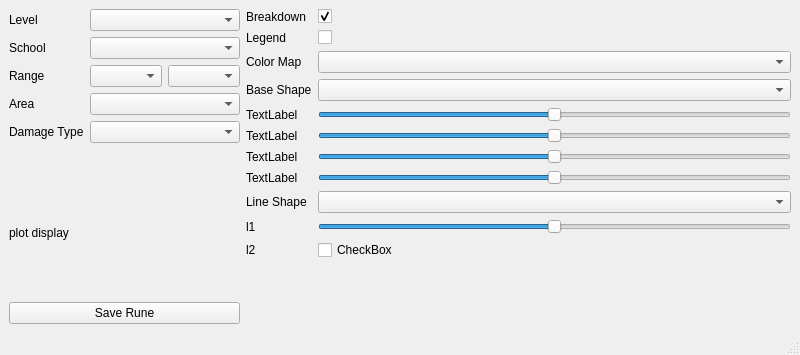
Duke-Archibald/SpellWritingGuideGui, file ui/MainWindow.ui: the form before one commit.
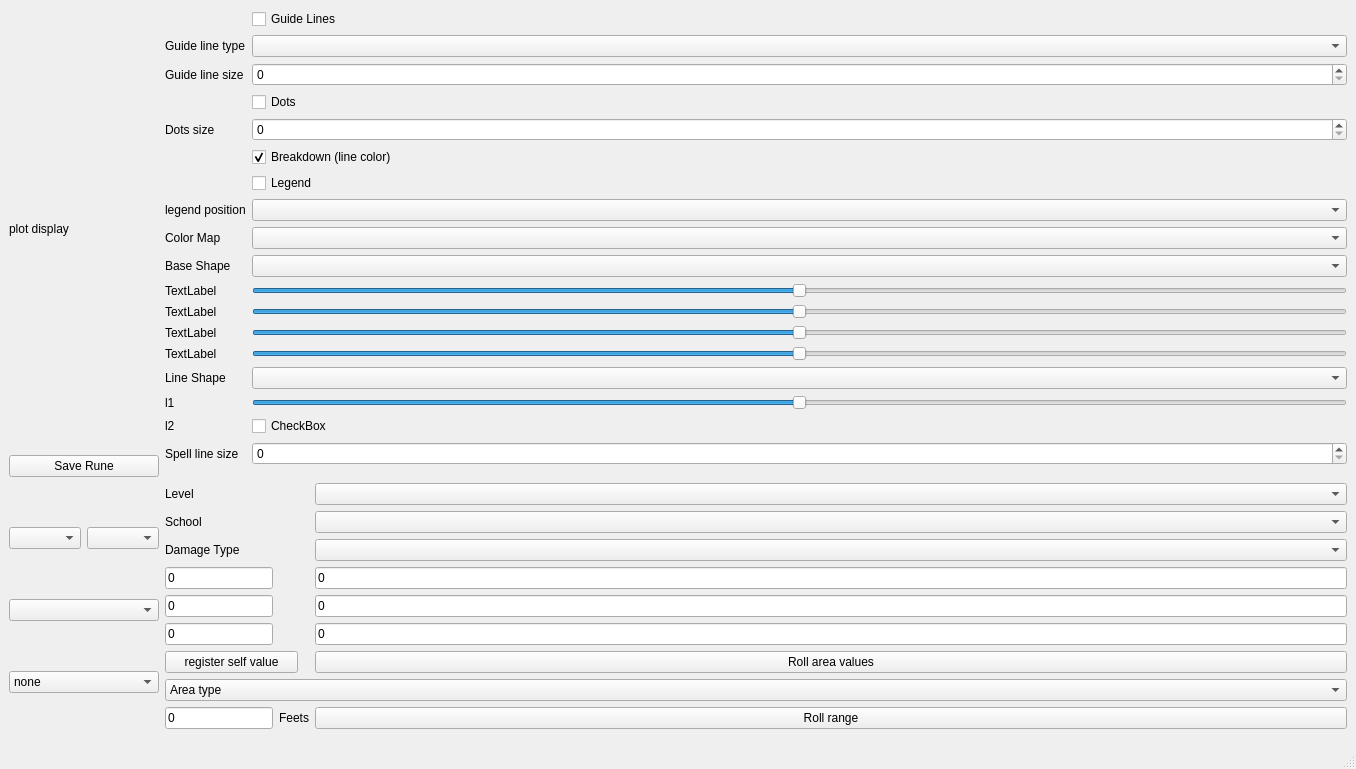
The form after the commit.

```diff
--- a/ui/MainWindow.ui
+++ b/ui/MainWindow.ui
@@ -6,8 +6,8 @@
    <rect>
     <x>0</x>
     <y>0</y>
-    <width>800</width>
-    <height>355</height>
+    <width>1356</width>
+    <height>769</height>
    </rect>
   </property>
   <property name="windowTitle">
@@ -16,219 +16,192 @@
   <widget class="QWidget" name="centralwidget">
    <layout class="QGridLayout" name="gridLayout">
     <item row="0" column="0">
-     <layout class="QFormLayout" name="formLayout">
-      <item row="0" column="0">
-       <widget class="QLabel" name="label">
+     <layout class="QVBoxLayout" name="vl_1">
+      <item>
+       <widget class="QLabel" name="label_9">
         <property name="text">
-         <string>Level</string>
+         <string>plot display</string>
         </property>
        </widget>
       </item>
-      <item row="0" column="1">
-       <widget class="QComboBox" name="cb_level"/>
-      </item>
-      <item row="1" column="0">
-       <widget class="QLabel" name="label_2">
+      <item>
+       <widget class="QPushButton" name="pb_create_rune">
         <property name="text">
-         <string>School</string>
-        </property>
-       </widget>
-      </item>
-      <item row="1" column="1">
-       <widget class="QComboBox" name="cb_school"/>
-      </item>
-      <item row="2" column="0">
-       <widget class="QLabel" name="label_3">
-        <property name="text">
-         <string>Range</string>
-        </property>
-       </widget>
-      </item>
-      <item row="2" column="1">
-       <layout class="QHBoxLayout" name="horizontalLayout">
-        <item>
-         <widget class="QComboBox" name="cb_range_distance"/>
-        </item>
-        <item>
-         <widget class="QComboBox" name="cb_range_form"/>
-        </item>
-       </layout>
-      </item>
-      <item row="3" column="0">
-       <widget class="QLabel" name="label_4">
-        <property name="text">
-         <string>Area</string>
-        </property>
-       </widget>
-      </item>
-      <item row="3" column="1">
-       <widget class="QComboBox" name="cb_area"/>
-      </item>
-      <item row="4" column="0">
-       <widget class="QLabel" name="label_5">
-        <property name="text">
-         <string>Damage Type</string>
-        </property>
-       </widget>
-      </item>
-      <item row="4" column="1">
-       <widget class="QComboBox" name="cb_dtype"/>
-      </item>
-      <item row="6" column="0">
-       <widget class="Line" name="line">
-        <property name="orientation">
-         <enum>Qt::Horizontal</enum>
+         <string>Save Rune</string>
         </property>
        </widget>
       </item>
      </layout>
     </item>
-    <item row="0" column="1" rowspan="2">
+    <item row="0" column="1">
      <layout class="QFormLayout" name="formLayout_2">
-      <item row="0" column="0">
+      <item row="0" column="1">
+       <widget class="QCheckBox" name="checkb_guide_line">
+        <property name="text">
+         <string>Guide Lines</string>
+        </property>
+       </widget>
+      </item>
+      <item row="1" column="0">
+       <widget class="QLabel" name="label_6">
+        <property name="text">
+         <string>Guide line type</string>
+        </property>
+       </widget>
+      </item>
+      <item row="1" column="1">
+       <widget class="QComboBox" name="cb_guide_line_type"/>
+      </item>
+      <item row="2" column="0">
+       <widget class="QLabel" name="label_12">
+        <property name="text">
+         <string>Guide line size</string>
+        </property>
+       </widget>
+      </item>
+      <item row="2" column="1">
+       <widget class="QSpinBox" name="sb_guide_line_size"/>
+      </item>
+      <item row="3" column="1">
+       <widget class="QCheckBox" name="checkb_dots">
+        <property name="text">
+         <string>Dots</string>
+        </property>
+       </widget>
+      </item>
+      <item row="4" column="0">
        <widget class="QLabel" name="label_7">
         <property name="text">
-         <string>Breakdown</string>
+         <string>Dots size</string>
         </property>
        </widget>
       </item>
-      <item row="0" column="1">
+      <item row="4" column="1">
+       <widget class="QSpinBox" name="sb_dots_size"/>
+      </item>
+      <item row="5" column="1">
        <widget class="QCheckBox" name="checkb_breakdown">
         <property name="text">
-         <string/>
+         <string>Breakdown (line color)</string>
         </property>
         <property name="checked">
          <bool>true</bool>
         </property>
        </widget>
       </item>
-      <item row="1" column="0">
-       <widget class="QLabel" name="label_6">
-        <property name="text">
-         <string>Legend</string>
-        </property>
-       </widget>
-      </item>
-      <item row="1" column="1">
+      <item row="6" column="1">
        <widget class="QCheckBox" name="checkb_legend">
         <property name="text">
-         <string/>
+         <string>Legend</string>
         </property>
        </widget>
       </item>
-      <item row="2" column="0">
+      <item row="8" column="0">
        <widget class="QLabel" name="label_8">
         <property name="text">
          <string>Color Map</string>
         </property>
        </widget>
       </item>
-      <item row="2" column="1">
+      <item row="8" column="1">
        <widget class="QComboBox" name="cb_colormaps"/>
       </item>
-      <item row="3" column="0">
+      <item row="9" column="0">
        <widget class="QLabel" name="label_10">
         <property name="text">
          <string>Base Shape</string>
         </property>
        </widget>
       </item>
-      <item row="3" column="1">
+      <item row="9" column="1">
        <widget class="QComboBox" name="cb_base_shape"/>
       </item>
-      <item row="4" column="0">
+      <item row="10" column="0">
        <widget class="QLabel" name="labelbase_1">
         <property name="text">
          <string>TextLabel</string>
         </property>
        </widget>
       </item>
-      <item row="5" column="0">
+      <item row="10" column="1">
+       <widget class="QSlider" name="hs_base_1">
+        <property name="minimum">
+         <number>-99</number>
+        </property>
+        <property name="orientation">
+         <enum>Qt::Horizontal</enum>
+        </property>
+       </widget>
+      </item>
+      <item row="11" column="0">
        <widget class="QLabel" name="labelbase_2">
         <property name="text">
          <string>TextLabel</string>
         </property>
        </widget>
       </item>
-      <item row="6" column="0">
+      <item row="11" column="1">
+       <widget class="QSlider" name="hs_base_2">
+        <property name="minimum">
+         <number>-99</number>
+        </property>
+        <property name="orientation">
+         <enum>Qt::Horizontal</enum>
+        </property>
+       </widget>
+      </item>
+      <item row="12" column="0">
        <widget class="QLabel" name="labelbase_3">
         <property name="text">
          <string>TextLabel</string>
         </property>
        </widget>
       </item>
-      <item row="7" column="0">
+      <item row="12" column="1">
+       <widget class="QSlider" name="hs_base_3">
+        <property name="minimum">
+         <number>-99</number>
+        </property>
+        <property name="orientation">
+         <enum>Qt::Horizontal</enum>
+        </property>
+       </widget>
+      </item>
+      <item row="13" column="0">
        <widget class="QLabel" name="labelbase_4">
         <property name="text">
          <string>TextLabel</string>
         </property>
        </widget>
       </item>
-      <item row="8" column="0">
+      <item row="13" column="1">
+       <widget class="QSlider" name="hs_base_4">
+        <property name="minimum">
+         <number>-99</number>
+        </property>
+        <property name="orientation">
+         <enum>Qt::Horizontal</enum>
+        </property>
+       </widget>
+      </item>
+      <item row="14" column="0">
        <widget class="QLabel" name="label_11">
         <property name="text">
          <string>Line Shape</string>
         </property>
        </widget>
       </item>
-      <item row="8" column="1">
+      <item row="14" column="1">
        <widget class="QComboBox" name="cb_line_shape"/>
       </item>
-      <item row="4" column="1">
-       <widget class="QSlider" name="hs_base_1">
-        <property name="minimum">
-         <number>-99</number>
-        </property>
-        <property name="orientation">
-         <enum>Qt::Horizontal</enum>
-        </property>
-       </widget>
-      </item>
-      <item row="5" column="1">
-       <widget class="QSlider" name="hs_base_2">
-        <property name="minimum">
-         <number>-99</number>
-        </property>
-        <property name="orientation">
-         <enum>Qt::Horizontal</enum>
-        </property>
-       </widget>
-      </item>
-      <item row="6" column="1">
-       <widget class="QSlider" name="hs_base_3">
-        <property name="minimum">
-         <number>-99</number>
-        </property>
-        <property name="orientation">
-         <enum>Qt::Horizontal</enum>
-        </property>
-       </widget>
-      </item>
-      <item row="7" column="1">
-       <widget class="QSlider" name="hs_base_4">
-        <property name="minimum">
-         <number>-99</number>
-        </property>
-        <property name="orientation">
-         <enum>Qt::Horizontal</enum>
-        </property>
-       </widget>
-      </item>
-      <item row="9" column="0">
+      <item row="15" column="0">
        <widget class="QLabel" name="labelline_1">
         <property name="text">
          <string>l1</string>
         </property>
        </widget>
       </item>
-      <item row="10" column="0">
-       <widget class="QLabel" name="labelline_2">
-        <property name="text">
-         <string>l2</string>
-        </property>
-       </widget>
-      </item>
-      <item row="9" column="1">
+      <item row="15" column="1">
        <widget class="QSlider" name="hs_line_1">
         <property name="minimum">
          <number>-999</number>
@@ -250,31 +223,276 @@
         </property>
        </widget>
       </item>
-      <item row="10" column="1">
+      <item row="16" column="0">
+       <widget class="QLabel" name="labelline_2">
+        <property name="text">
+         <string>l2</string>
+        </property>
+       </widget>
+      </item>
+      <item row="16" column="1">
        <widget class="QCheckBox" name="hs_line_2">
         <property name="text">
          <string>CheckBox</string>
         </property>
        </widget>
       </item>
+      <item row="17" column="0">
+       <widget class="QLabel" name="label_13">
+        <property name="text">
+         <string>Spell line size</string>
+        </property>
+       </widget>
+      </item>
+      <item row="17" column="1">
+       <widget class="QSpinBox" name="sb_spell_line_size"/>
+      </item>
+      <item row="7" column="1">
+       <widget class="QComboBox" name="cb_legend_pos"/>
+      </item>
+      <item row="7" column="0">
+       <widget class="QLabel" name="label_14">
+        <property name="text">
+         <string>legend position</string>
+        </property>
+       </widget>
+      </item>
      </layout>
     </item>
     <item row="1" column="0">
-     <layout class="QVBoxLayout" name="vl_1">
-      <item>
-       <widget class="QLabel" name="label_9">
+     <layout class="QGridLayout" name="gridLayout_2">
+      <item row="0" column="0">
+       <layout class="QHBoxLayout" name="horizontalLayout">
+        <item>
+         <widget class="QComboBox" name="cb_range_distance"/>
+        </item>
+        <item>
+         <widget class="QComboBox" name="cb_range_form"/>
+        </item>
+       </layout>
+      </item>
+      <item row="1" column="0">
+       <widget class="QComboBox" name="cb_area"/>
+      </item>
+      <item row="2" column="0">
+       <widget class="QComboBox" name="cb_range">
+        <item>
+         <property name="text">
+          <string>none</string>
+         </property>
+        </item>
+        <item>
+         <property name="text">
+          <string>test</string>
+         </property>
+        </item>
+       </widget>
+      </item>
+     </layout>
+    </item>
+    <item row="1" column="1">
+     <layout class="QFormLayout" name="formLayout">
+      <item row="0" column="0">
+       <widget class="QLabel" name="label">
         <property name="text">
-         <string>plot display</string>
+         <string>Level</string>
         </property>
        </widget>
       </item>
-      <item>
-       <widget class="QPushButton" name="pb_create_rune">
+      <item row="0" column="1">
+       <widget class="QComboBox" name="cb_level"/>
+      </item>
+      <item row="1" column="0">
+       <widget class="QLabel" name="label_2">
         <property name="text">
-         <string>Save Rune</string>
+         <string>School</string>
         </property>
        </widget>
       </item>
+      <item row="1" column="1">
+       <widget class="QComboBox" name="cb_school"/>
+      </item>
+      <item row="2" column="0">
+       <widget class="QLabel" name="label_5">
+        <property name="text">
+         <string>Damage Type</string>
+        </property>
+       </widget>
+      </item>
+      <item row="2" column="1">
+       <widget class="QComboBox" name="cb_dtype"/>
+      </item>
+      <item row="3" column="0">
+       <widget class="QLineEdit" name="le_value_A">
+        <property name="text">
+         <string>0</string>
+        </property>
+        <property name="placeholderText">
+         <string>A</string>
+        </property>
+       </widget>
+      </item>
+      <item row="3" column="1">
+       <widget class="QLineEdit" name="le_value_D">
+        <property name="text">
+         <string>0</string>
+        </property>
+        <property name="placeholderText">
+         <string>D</string>
+        </property>
+       </widget>
+      </item>
+      <item row="4" column="0">
+       <widget class="QLineEdit" name="le_value_B">
+        <property name="text">
+         <string>0</string>
+        </property>
+        <property name="placeholderText">
+         <string>B</string>
+        </property>
+       </widget>
+      </item>
+      <item row="4" column="1">
+       <widget class="QLineEdit" name="le_value_E">
+        <property name="text">
+         <string>0</string>
+        </property>
+        <property name="placeholderText">
+         <string>E</string>
+        </property>
+       </widget>
+      </item>
+      <item row="5" column="0">
+       <widget class="QLineEdit" name="le_value_C">
+        <property name="text">
+         <string>0</string>
+        </property>
+        <property name="placeholderText">
+         <string>C</string>
+        </property>
+       </widget>
+      </item>
+      <item row="5" column="1">
+       <widget class="QLineEdit" name="le_value_F">
+        <property name="text">
+         <string>0</string>
+        </property>
+        <property name="placeholderText">
+         <string>F</string>
+        </property>
+       </widget>
+      </item>
+      <item row="6" column="0">
+       <widget class="QPushButton" name="pb_self_value">
+        <property name="minimumSize">
+         <size>
+          <width>133</width>
+          <height>0</height>
+         </size>
+        </property>
+        <property name="text">
+         <string>register self value</string>
+        </property>
+       </widget>
+      </item>
+      <item row="6" column="1">
+       <widget class="QPushButton" name="pb_rollareavalue">
+        <property name="text">
+         <string>Roll area values</string>
+        </property>
+       </widget>
+      </item>
+      <item row="7" column="0" colspan="2">
+       <widget class="QComboBox" name="cb_area_type">
+        <item>
+         <property name="text">
+          <string>Area type</string>
+         </property>
+        </item>
+        <item>
+         <property name="text">
+          <string>Single target</string>
+         </property>
+        </item>
+        <item>
+         <property name="text">
+          <string>Multiple target</string>
+         </property>
+        </item>
+        <item>
+         <property name="text">
+          <string>Wall B feets long, C feets tall, 5feets thick</string>
+         </property>
+        </item>
+        <item>
+         <property name="text">
+          <string>Sphere of radius D feets</string>
+         </property>
+        </item>
+        <item>
+         <property name="text">
+          <string>Cylinder of radius D feets, C feets tall</string>
+         </property>
+        </item>
+        <item>
+         <property name="text">
+          <string>E feets Cone</string>
+         </property>
+        </item>
+        <item>
+         <property name="text">
+          <string>B feets line, 5 feets thick</string>
+         </property>
+        </item>
+        <item>
+         <property name="text">
+          <string>D feets Cube</string>
+         </property>
+        </item>
+        <item>
+         <property name="text">
+          <string>E feets Square F feets of the ground</string>
+         </property>
+        </item>
+        <item>
+         <property name="text">
+          <string>E feets Circle F feets of the ground</string>
+         </property>
+        </item>
+       </widget>
+      </item>
+      <item row="8" column="1">
+       <widget class="QPushButton" name="pb_rollrange">
+        <property name="text">
+         <string>Roll range</string>
+        </property>
+       </widget>
+      </item>
+      <item row="9" column="0">
+       <widget class="Line" name="line">
+        <property name="orientation">
+         <enum>Qt::Horizontal</enum>
+        </property>
+       </widget>
+      </item>
+      <item row="8" column="0">
+       <layout class="QHBoxLayout" name="horizontalLayout_2">
+        <item>
+         <widget class="QLineEdit" name="le_range">
+          <property name="text">
+           <string>0</string>
+          </property>
+         </widget>
+        </item>
+        <item>
+         <widget class="QLabel" name="l_feets">
+          <property name="text">
+           <string>Feets</string>
+          </property>
+         </widget>
+        </item>
+       </layout>
+      </item>
      </layout>
     </item>
    </layout>
```
Left out of the diff: 2 changed lines with no effect on the pictures.
